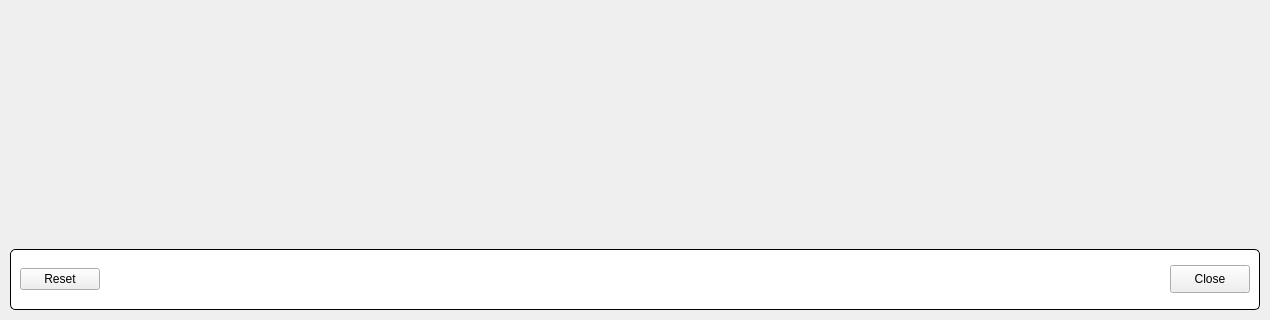
Before: the Qt Designer form mainwindow.ui in SESAME-Synchrotron/bakeout-qt, drawn with Qt 5; both pictures show x 0 to 1270 and y 227 to 547 of the 1270 by 547 pixel window.
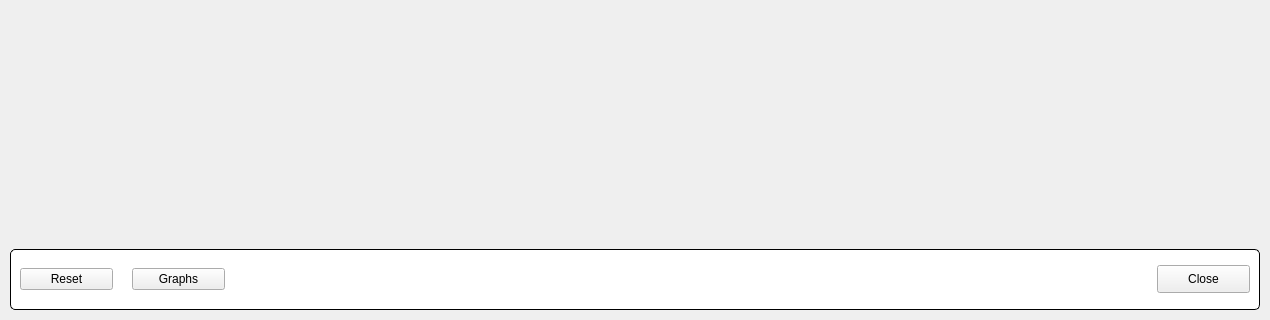
After: the same form once the commit is applied. Custom widgets are drawn as their Qt base class.

Commit message: Temperature Graphs with curves selection

Patch:
```diff
--- a/mainwindow.ui
+++ b/mainwindow.ui
@@ -154,7 +154,7 @@
     <property name="title">
      <string/>
     </property>
-    <layout class="QHBoxLayout" name="horizontalLayout_7" stretch="0,0,0">
+    <layout class="QHBoxLayout" name="horizontalLayout_7" stretch="5,1,5,50,5">
      <property name="spacing">
       <number>0</number>
      </property>
@@ -168,6 +168,29 @@
        </property>
       </widget>
      </item>
+     <item>
+      <spacer name="horizontalSpacer">
+       <property name="orientation">
+        <enum>Qt::Horizontal</enum>
+       </property>
+       <property name="sizeHint" stdset="0">
+        <size>
+         <width>40</width>
+         <height>20</height>
+        </size>
+       </property>
+      </spacer>
+     </item>
+     <item>
+      <widget class="QEPushButton" name="btnGraphs">
+       <property name="text">
+        <string>Graphs</string>
+       </property>
+       <property name="variable" stdset="0">
+        <string>Heaters:reset</string>
+       </property>
+      </widget>
+     </item>
      <item>
       <spacer name="horizontalSpacer_10">
        <property name="orientation">
```
The commit also changes 8 other files.
